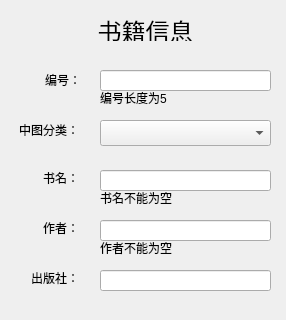
Above: addbookbord.ui from duule/LMS before the change; both pictures show x 0 to 286 and y 0 to 320 of the 286 by 627 pixel window. Below: the same form after it.
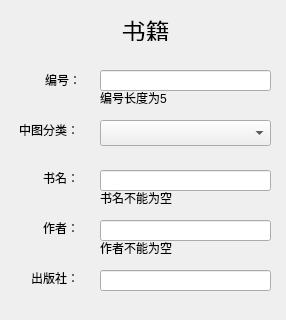
That is the form after the change.

```diff
--- a/addbookbord.ui
+++ b/addbookbord.ui
@@ -118,7 +118,7 @@
     </font>
    </property>
    <property name="text">
-    <string>书籍信息</string>
+    <string>书籍</string>
    </property>
    <property name="alignment">
     <set>Qt::AlignCenter</set>
```
